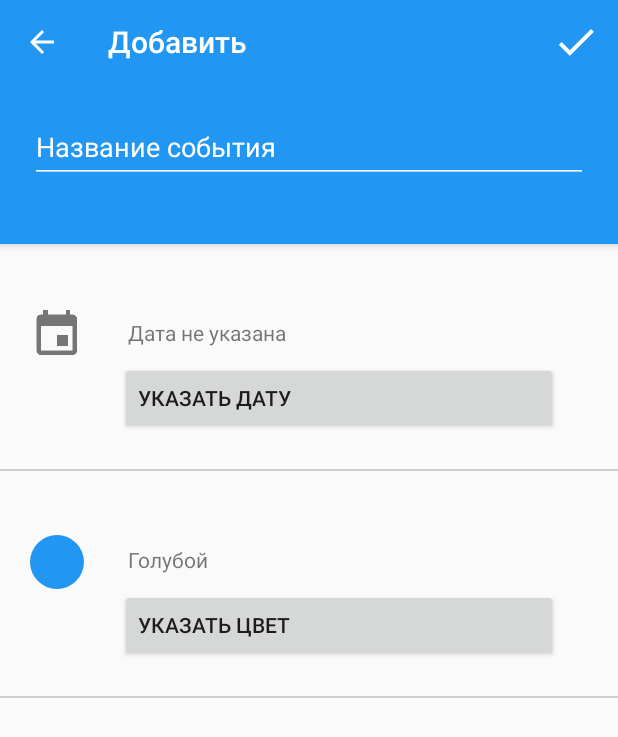
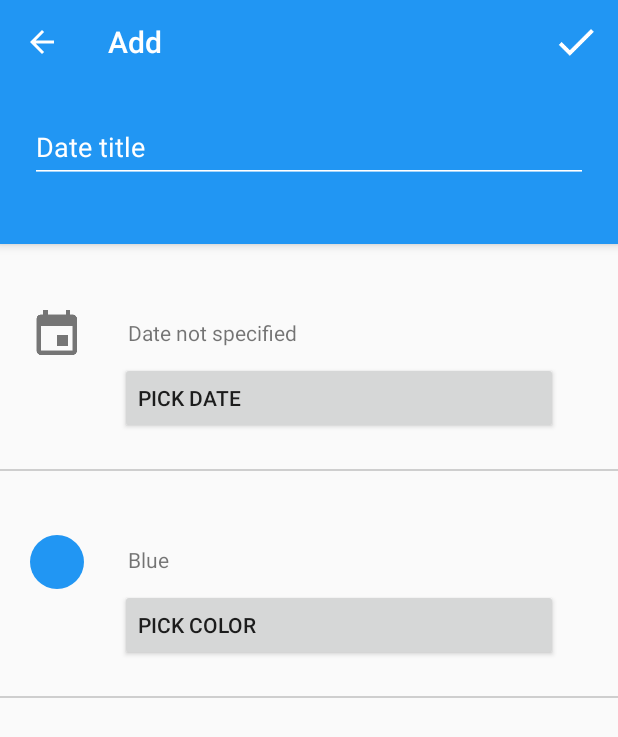
Before and after one commit to Try4W/UntilDate, an Android app: the screen it shows after launch (AddNoteActivity), after a tap on an icon or button, on a phone screen of 412 x 824 dp. Shown: the top 737 px of the screen. Run offline under Robolectric (Android 15) with nearby library versions, the phone set to English and light mode, and no system bars; libraries missing offline, so code that uses them is left out: com.fatboyindustrial.gsonjodatime, com.woalk.apps, hotchemi.android.rate; 6 statements that could not run were skipped; 1 other tap on this screen came first.

Commit message:
added en translation

```diff
--- a/app/src/main/res/values/strings.xml
+++ b/app/src/main/res/values/strings.xml
@@ -3,8 +3,8 @@
 
     <!-- fragment_notes_list -->
 
-    <string name="dates_list_fragment_title">Твои планы</string>
-    <string name="empty_dates_list">Добавленные даты будут отображаться здесь</string>
+    <string name="dates_list_fragment_title">Your plans</string>
+    <string name="empty_dates_list">Added date will be displayed here</string>
 
     <plurals name="days">
         <item quantity="zero">%1$d дней</item>
@@ -42,58 +42,58 @@
         <item quantity="other">%1$d секунд</item>
     </plurals>
 
-    <string name="date_occurred">Дата наступила &lt;3</string> <!-- &lt; equals less than -->
+    <string name="date_occurred"><![CDATA[The time has come <3]]></string> <!-- &lt; equals less than -->
 
     <!-- notes_list_fragment_menu -->
 
-    <string name="switch_mode">Сменить режим</string>
-    <string name="rate">Оставить отзыв</string>
-    <string name="info">Информация</string>
+    <string name="switch_mode">Switch mode</string>
+    <string name="rate">Rate</string>
+    <string name="info">Info</string>
 
     <!-- notes_list_fragment_notifications -->
 
-    <string name="edit_hints">Коснись даты для редактирования</string>
+    <string name="edit_hints">Touch item to edit</string>
 
-    <string name="date_removed">Дата удалена</string>
-    <string name="undo">Отмена</string>
+    <string name="date_removed">Date removed</string>
+    <string name="undo">Undo</string>
 
     <!-- activity_add_note -->
 
-    <string name="toolbar_add_title">Добавить</string>
-    <string name="title_hint">Название события</string>
-    <string name="no_date">Дата не указана</string>
-    <string name="change_date">Указать дату</string>
-    <string name="no_color">Цвет не указан</string>
-    <string name="change_color">Указать цвет</string>
-    <string name="pick_color_title">Выбери цвет</string>
-    <string name="save_note">Сохранить</string>
+    <string name="toolbar_add_title">Add</string>
+    <string name="title_hint">Date title</string>
+    <string name="no_date"> Date not specified</string>
+    <string name="change_date">Pick date</string>
+    <string name="no_color">Color not specified</string>
+    <string name="change_color">Pick color</string>
+    <string name="pick_color_title">Pick color</string>
+    <string name="save_note">Save</string>
 
-    <string name="warning_no_title">Эй, укажи название даты</string>
-    <string name="warning_date_in_past">Эй, ты пытаешься создать событие в прошлом. Думай о будущем!</string>
-    <string name="warning_no_date">Эй, укажи дату!</string>
+    <string name="warning_no_title">Hey, type a name of date!</string>
+    <string name="warning_date_in_past">Hey, you\'re trying to create an event in the past. Think of the future!</string>
+    <string name="warning_no_date">Hey, pick a date!</string>
 
     <!-- activity_edit_note -->
 
-    <string name="toolbar_edit_title">Изменить</string>
+    <string name="toolbar_edit_title">Edit</string>
 
     <!-- info_dialog -->
 
-    <string name="contacts">Контакты</string>
-    <string name="version">Версия</string>
-    <string name="contact_vk">Вконтакте</string>
+    <string name="contacts">Contacts</string>
+    <string name="version">Version</string>
+    <string name="contact_vk">Vkontakte</string>
     <string name="contact_vk_address">vk.com/try4w</string>
     <string name="contact_skype">Skype</string>
     <string name="contact_skype_login">alexandr2levin</string>
     <string name="contact_telegram">Telegram</string>
     <string name="contact_telegram_id">try4w</string>
-    <string name="cancel">Скрыть</string>
+    <string name="cancel">Cancel</string>
 
     <!-- color -->
-    <string name="gray">Серый</string>
-    <string name="indigo">Индиго</string>
-    <string name="blue">Голубой</string>
-    <string name="green">Зеленый</string>
-    <string name="brown">Коричневый</string>
-    <string name="orange">Ораньжевый</string>
+    <string name="gray">Gray</string>
+    <string name="indigo">Indigo</string>
+    <string name="blue">Blue</string>
+    <string name="green">Green</string>
+    <string name="brown">Brown</string>
+    <string name="orange">Orange</string>
 
 </resources>
```
Also changed, not shown: 1 other file.
